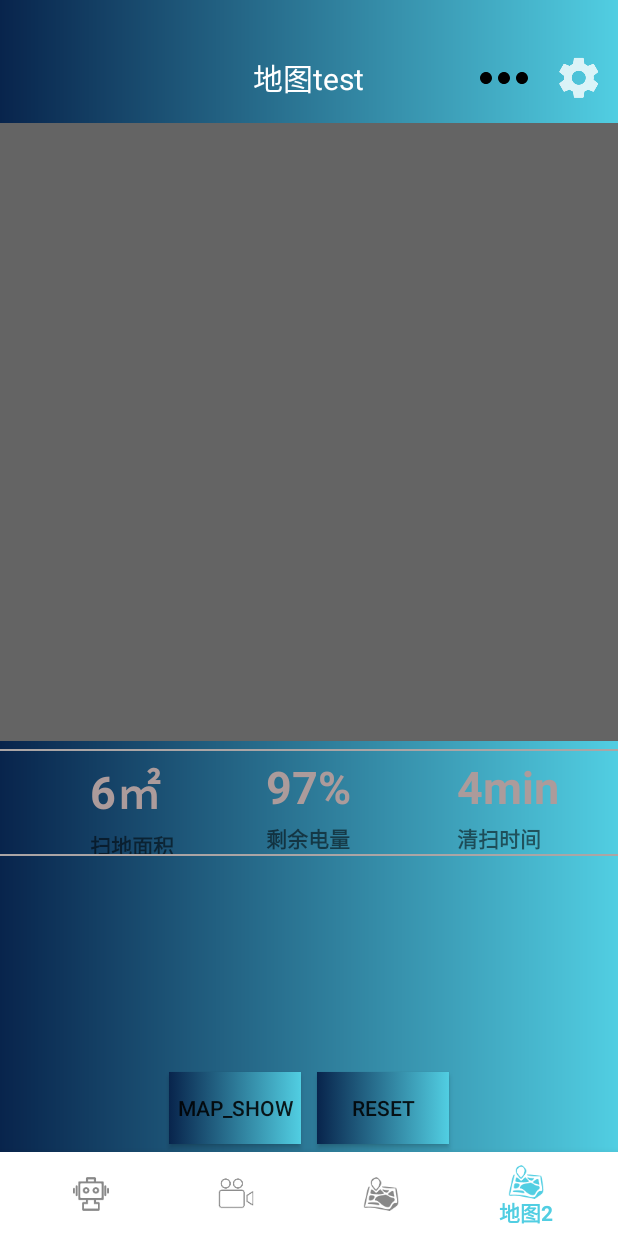
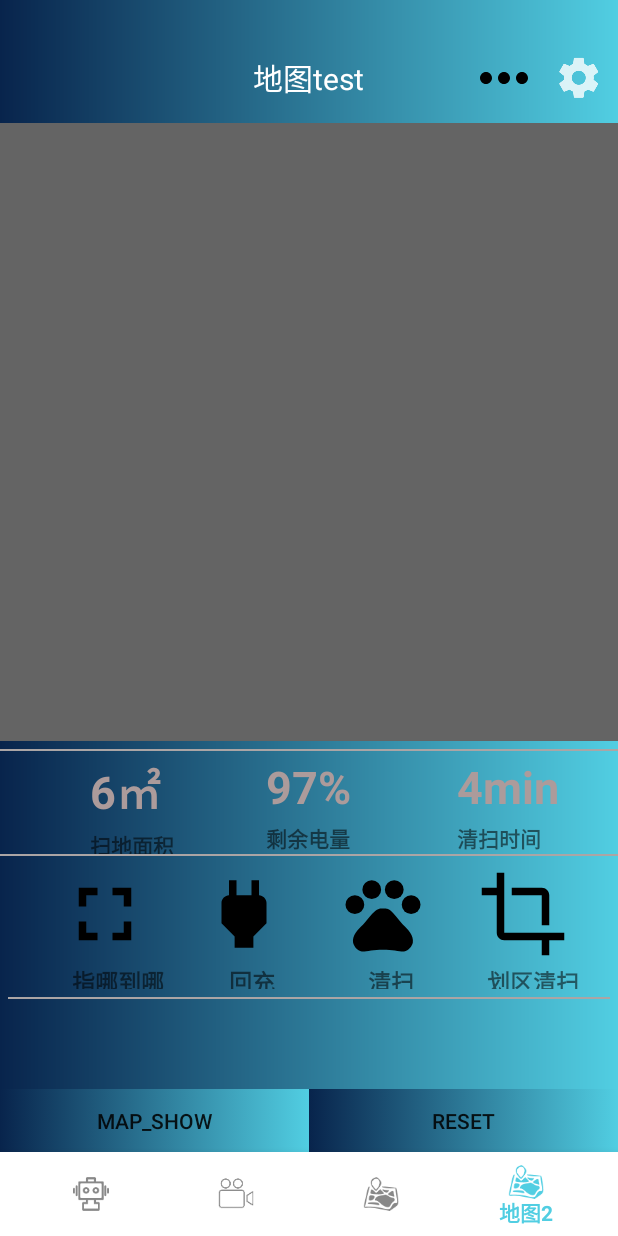
Before and after one commit to W-x1997/xbotPlayer-master, an Android app: the screen it shows after launch (MainActivity), item 4 of the bottom bar chosen, on a phone screen of 412 x 824 dp. Run offline under Robolectric (Android 15) with nearby library versions, the phone set to English and light mode, and no system bars; libraries missing offline, so code that uses them is left out: tv.danmaku.ijk.

Commit message:
"update-15"

```diff
--- /dev/null
+++ b/app/src/main/res/drawable/area2.xml
@@ -0,0 +1,9 @@
+<vector xmlns:android="http://schemas.android.com/apk/res/android"
+        android:width="24dp"
+        android:height="24dp"
+        android:viewportWidth="24.0"
+        android:viewportHeight="24.0">
+    <path
+        android:fillColor="#FF000000"
+        android:pathData="M17,15h2V7c0,-1.1 -0.9,-2 -2,-2H9v2h8v8zM7,17V1H5v4H1v2h4v10c0,1.1 0.9,2 2,2h10v4h2v-4h4v-2H7z"/>
+</vector>
--- /dev/null
+++ b/app/src/main/res/drawable/go.xml
@@ -0,0 +1,9 @@
+<vector xmlns:android="http://schemas.android.com/apk/res/android"
+        android:width="24dp"
+        android:height="24dp"
+        android:viewportWidth="24.0"
+        android:viewportHeight="24.0">
+    <path
+        android:fillColor="#FF000000"
+        android:pathData="M7,14L5,14v5h5v-2L7,17v-3zM5,10h2L7,7h3L10,5L5,5v5zM17,17h-3v2h5v-5h-2v3zM14,5v2h3v3h2L19,5h-5z"/>
+</vector>
--- /dev/null
+++ b/app/src/main/res/drawable/go_where.xml
@@ -0,0 +1,9 @@
+<vector xmlns:android="http://schemas.android.com/apk/res/android"
+        android:width="24dp"
+        android:height="24dp"
+        android:viewportWidth="24.0"
+        android:viewportHeight="24.0">
+    <path
+        android:fillColor="#FF000000"
+        android:pathData="M5,15L3,15v4c0,1.1 0.9,2 2,2h4v-2L5,19v-4zM5,5h4L9,3L5,3c-1.1,0 -2,0.9 -2,2v4h2L5,5zM19,3h-4v2h4v4h2L21,5c0,-1.1 -0.9,-2 -2,-2zM19,19h-4v2h4c1.1,0 2,-0.9 2,-2v-4h-2v4zM12,9c-1.66,0 -3,1.34 -3,3s1.34,3 3,3 3,-1.34 3,-3 -1.34,-3 -3,-3z"/>
+</vector>
--- /dev/null
+++ b/app/src/main/res/drawable/power.xml
@@ -0,0 +1,9 @@
+<vector xmlns:android="http://schemas.android.com/apk/res/android"
+        android:width="24dp"
+        android:height="24dp"
+        android:viewportWidth="24.0"
+        android:viewportHeight="24.0">
+    <path
+        android:fillColor="#FF000000"
+        android:pathData="M16.01,7L16,3h-2v4h-4V3H8v4h-0.01C7,6.99 6,7.99 6,8.99v5.49L9.5,18v3h5v-3l3.5,-3.51v-5.5c0,-1 -1,-2 -1.99,-1.99z"/>
+</vector>
--- /dev/null
+++ b/app/src/main/res/drawable/sweep.xml
@@ -0,0 +1,21 @@
+<vector xmlns:android="http://schemas.android.com/apk/res/android"
+        android:width="24dp"
+        android:height="24dp"
+        android:viewportWidth="24.0"
+        android:viewportHeight="24.0">
+    <path
+        android:fillColor="#FF000000"
+        android:pathData="M4.5,9.5m-2.5,0a2.5,2.5 0,1 1,5 0a2.5,2.5 0,1 1,-5 0"/>
+    <path
+        android:fillColor="#FF000000"
+        android:pathData="M9,5.5m-2.5,0a2.5,2.5 0,1 1,5 0a2.5,2.5 0,1 1,-5 0"/>
+    <path
+        android:fillColor="#FF000000"
+        android:pathData="M15,5.5m-2.5,0a2.5,2.5 0,1 1,5 0a2.5,2.5 0,1 1,-5 0"/>
+    <path
+        android:fillColor="#FF000000"
+        android:pathData="M19.5,9.5m-2.5,0a2.5,2.5 0,1 1,5 0a2.5,2.5 0,1 1,-5 0"/>
+    <path
+        android:fillColor="#FF000000"
+        android:pathData="M17.34,14.86c-0.87,-1.02 -1.6,-1.89 -2.48,-2.91 -0.46,-0.54 -1.05,-1.08 -1.75,-1.32 -0.11,-0.04 -0.22,-0.07 -0.33,-0.09 -0.25,-0.04 -0.52,-0.04 -0.78,-0.04s-0.53,0 -0.79,0.05c-0.11,0.02 -0.22,0.05 -0.33,0.09 -0.7,0.24 -1.28,0.78 -1.75,1.32 -0.87,1.02 -1.6,1.89 -2.48,2.91 -1.31,1.31 -2.92,2.76 -2.62,4.79 0.29,1.02 1.02,2.03 2.33,2.32 0.73,0.15 3.06,-0.44 5.54,-0.44h0.18c2.48,0 4.81,0.58 5.54,0.44 1.31,-0.29 2.04,-1.31 2.33,-2.32 0.31,-2.04 -1.3,-3.49 -2.61,-4.8z"/>
+</vector>
--- a/app/src/main/res/layout/fragment_desc.xml
+++ b/app/src/main/res/layout/fragment_desc.xml
@@ -110,6 +110,7 @@
             </LinearLayout>
 
 
+
         </LinearLayout>
         <ImageView
             android:layout_width="match_parent"
@@ -118,31 +119,153 @@
             android:layout_below="@+id/status_layout"
             />
 
+
         <LinearLayout
             android:id="@+id/linear_layout"
             android:layout_width="match_parent"
-            android:layout_height="wrap_content"
+            android:layout_height="42dp"
             android:orientation="horizontal"
-
             android:gravity="center"
             android:layout_alignParentBottom="true"
-            android:layout_alignParentStart="true">
+          >
             <Button
                 android:id="@+id/toggleMap"
-                android:layout_width="wrap_content"
-                android:layout_height="wrap_content"
-                android:layout_margin="5dp"
+                android:layout_width="match_parent"
+                android:layout_weight="1"
+                android:layout_height="45dp"
+
                 android:background="@drawable/bt_w"
                 android:text="MAP_SHOW"/>
 
             <Button
                 android:id="@+id/reset"
-                android:layout_width="wrap_content"
-                android:layout_height="wrap_content"
-                android:layout_margin="5dp"
+                android:layout_weight="1"
+                android:layout_width="match_parent"
+                android:layout_height="45dp"
+
                 android:background="@drawable/bt_w"
                 android:text="RESET"/>
         </LinearLayout>
+
+        <LinearLayout
+           android:layout_marginLeft="40dp"
+            android:layout_width="match_parent"
+            android:layout_height="wrap_content"
+            android:orientation="horizontal"
+            android:layout_below="@+id/status_layout"
+            android:id="@+id/control_layout"
+            android:layout_alignParentStart="true">
+
+            <LinearLayout
+                android:id="@+id/go_where"
+                android:layout_weight="1"
+                android:layout_marginTop="10dp"
+                android:layout_width="80dp"
+                android:layout_height="80dp"
+                android:orientation="vertical">
+
+                <ImageView
+                     android:layout_width="60dp"
+                     android:layout_height="60dp"
+                    android:src="@drawable/go"/>
+                <TextView
+                    android:paddingLeft="8dp"
+                    android:paddingTop="3dp"
+                    android:textSize="15dp"
+                    android:textStyle="bold"
+                    android:gravity="center"
+                    android:layout_width="wrap_content"
+                    android:layout_height="wrap_content"
+                    android:text="指哪到哪"/>
+
+
+            </LinearLayout>
+
+            <LinearLayout
+                android:id="@+id/charge"
+                android:layout_weight="1"
+                android:layout_marginTop="10dp"
+                android:layout_width="80dp"
+                android:layout_height="80dp"
+                android:orientation="vertical">
+
+                <ImageView
+                    android:layout_width="60dp"
+                    android:layout_height="60dp"
+                    android:src="@drawable/power"/>
+                <TextView
+                    android:paddingTop="3dp"
+                    android:textSize="15dp"
+                    android:paddingLeft="20dp"
+                    android:textStyle="bold"
+
+                    android:layout_width="wrap_content"
+                    android:layout_height="wrap_content"
+                    android:text="回充"/>
+
+
+            </LinearLayout>
+
+            <LinearLayout
+                android:layout_marginTop="10dp"
+                android:id="@+id/sweep"
+                android:layout_weight="1"
+                android:layout_width="80dp"
+                android:layout_height="80dp"
+                android:orientation="vertical">
+
+                <ImageView
+                    android:layout_width="60dp"
+                    android:layout_height="60dp"
+                    android:src="@drawable/sweep"/>
+                <TextView
+                    android:paddingTop="3dp"
+                    android:textStyle="bold"
+                    android:textSize="15dp"
+                    android:paddingLeft="20dp"
+                    android:layout_width="wrap_content"
+                    android:layout_height="wrap_content"
+                    android:text="清扫"/>
+            </LinearLayout>
+
+                <LinearLayout
+                    android:layout_marginTop="10dp"
+                    android:layout_weight="1"
+                    android:id="@+id/choose_area"
+                    android:layout_width="80dp"
+                    android:layout_height="80dp"
+                    android:orientation="vertical">
+
+                    <ImageView
+                        android:layout_width="60dp"
+                        android:layout_height="60dp"
+                        android:src="@drawable/area2"/>
+                    <TextView
+                        android:paddingTop="3dp"
+                        android:textStyle="bold"
+                        android:paddingLeft="6dp"
+                        android:textSize="15dp"
+                        android:layout_width="wrap_content"
+                        android:layout_height="wrap_content"
+                        android:text="划区清扫"/>
+
+
+
+                </LinearLayout>
+
+
+
+
+
+        </LinearLayout>
+
+        <ImageView
+            android:layout_width="match_parent"
+            android:layout_height="1dp"
+            android:background="#aba5a5"
+            android:layout_below="@+id/control_layout"
+            android:layout_margin="5dp"
+            />
 
 
     </RelativeLayout>
--- a/app/src/main/res/menu/menu_swap.xml
+++ b/app/src/main/res/menu/menu_swap.xml
@@ -18,6 +18,6 @@
 
     <item
         android:id="@+id/area_choose"
-        android:icon="@drawable/area"
+        android:icon="@drawable/area2"
         android:title="划区清扫" />
 </menu>
```
